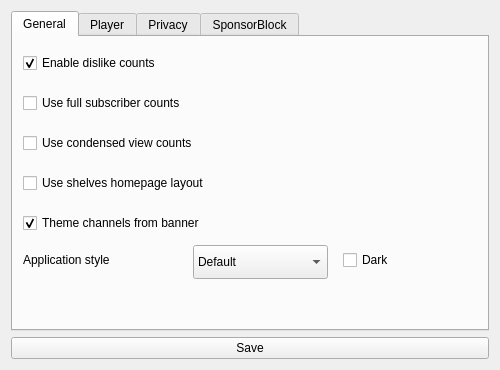
BowDown097/QtTube, file src/ui/forms/settingsform.ui: the form before one commit.
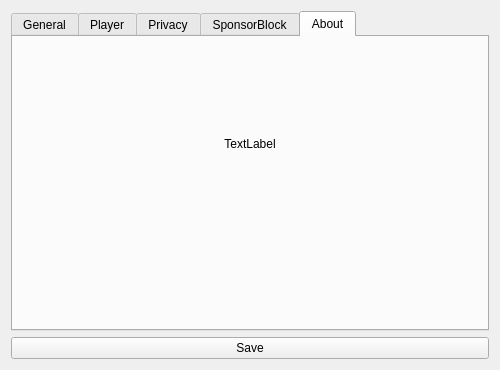
The form after the commit. The open tabs and pages were chosen to show the change.

Commit message:
Add about page to settings
Also added an icon method to UIUtilities to make the dark/light icon
process a little bit simpler. Not sure if I'm a fan of it still or not,
might revert it.

What changed in the file:
```diff
--- a/src/ui/forms/settingsform.ui
+++ b/src/ui/forms/settingsform.ui
@@ -513,6 +513,49 @@
        </property>
       </widget>
      </widget>
+     <widget class="QWidget" name="about">
+      <attribute name="title">
+       <string>About</string>
+      </attribute>
+      <widget class="QLabel" name="qttubeLogo">
+       <property name="geometry">
+        <rect>
+         <x>55</x>
+         <y>5</y>
+         <width>357</width>
+         <height>80</height>
+        </rect>
+       </property>
+       <property name="text">
+        <string/>
+       </property>
+       <property name="scaledContents">
+        <bool>true</bool>
+       </property>
+      </widget>
+      <widget class="QLabel" name="description">
+       <property name="geometry">
+        <rect>
+         <x>0</x>
+         <y>100</y>
+         <width>474</width>
+         <height>164</height>
+        </rect>
+       </property>
+       <property name="text">
+        <string>TextLabel</string>
+       </property>
+       <property name="textFormat">
+        <enum>Qt::RichText</enum>
+       </property>
+       <property name="alignment">
+        <set>Qt::AlignHCenter|Qt::AlignLeading|Qt::AlignLeft|Qt::AlignTop</set>
+       </property>
+       <property name="openExternalLinks">
+        <bool>true</bool>
+       </property>
+      </widget>
+     </widget>
     </widget>
    </item>
   </layout>
```
Left out of the diff: 3 changed lines with no effect on the pictures. The commit also changes 10 other files.
